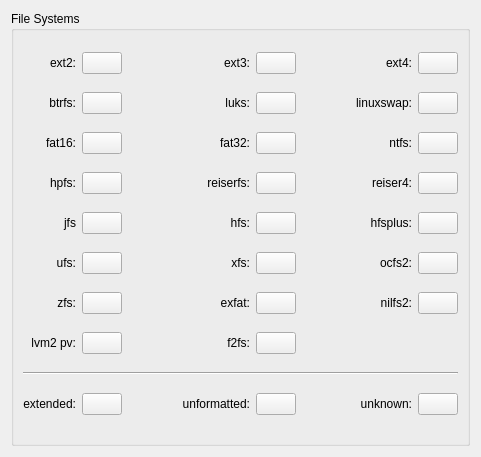
Above: src/config/configurepagefilesystemcolors.ui from KDE/partitionmanager before the change. Below: the same form after it.
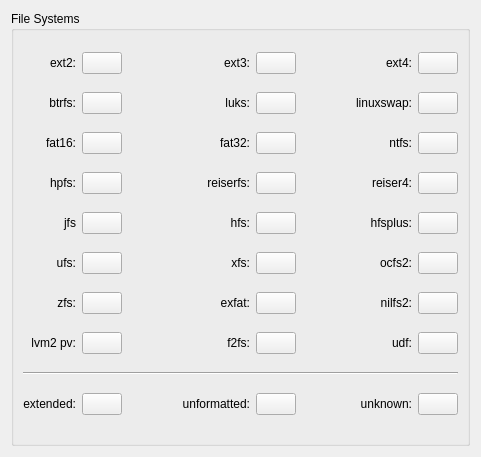
That is the form after the change. Custom widgets are drawn as their Qt base class.

Commit message: Add support for UDF file system.

Diff of the .ui file:
```diff
--- a/src/config/configurepagefilesystemcolors.ui
+++ b/src/config/configurepagefilesystemcolors.ui
@@ -648,6 +648,22 @@
       <item row="7" column="4">
        <widget class="KColorButton" name="kcfg_fileSystemColorCode25"/>
       </item>
+      <item row="7" column="6">
+       <widget class="QLabel" name="textLabel_30">
+        <property name="text">
+         <string>udf:</string>
+        </property>
+        <property name="alignment">
+         <set>Qt::AlignRight|Qt::AlignTrailing|Qt::AlignVCenter</set>
+        </property>
+        <property name="wordWrap">
+         <bool>false</bool>
+        </property>
+       </widget>
+      </item>
+      <item row="7" column="7">
+       <widget class="KColorButton" name="kcfg_fileSystemColorCode26"/>
+      </item>
      </layout>
     </widget>
    </item>
```
The commit also changes 2 other files.
